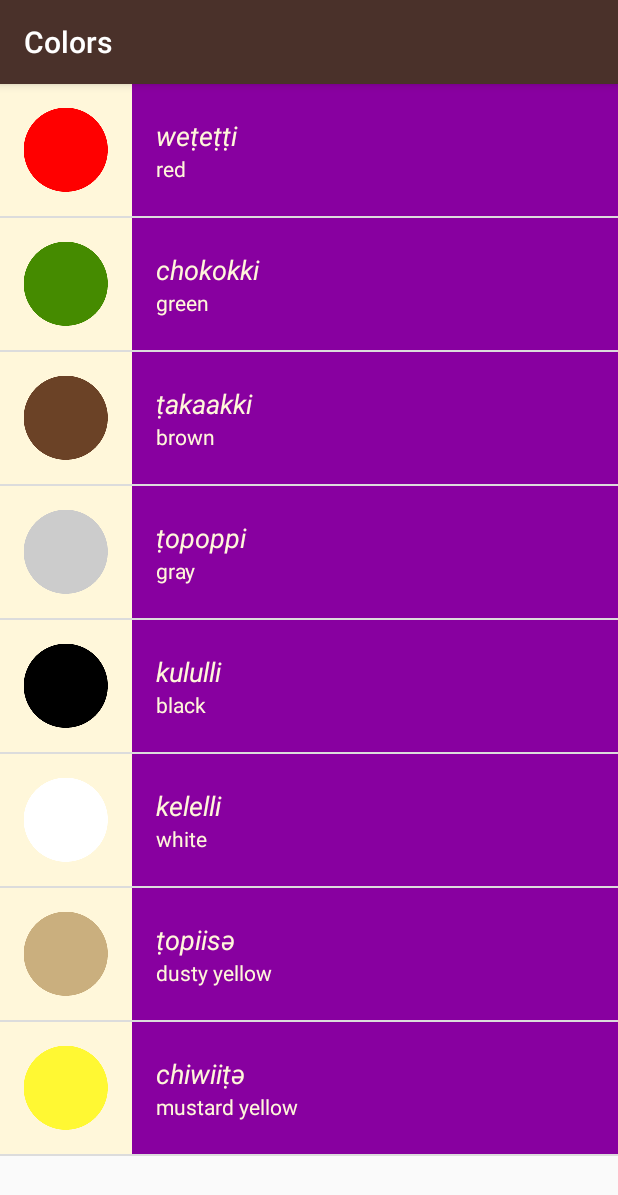
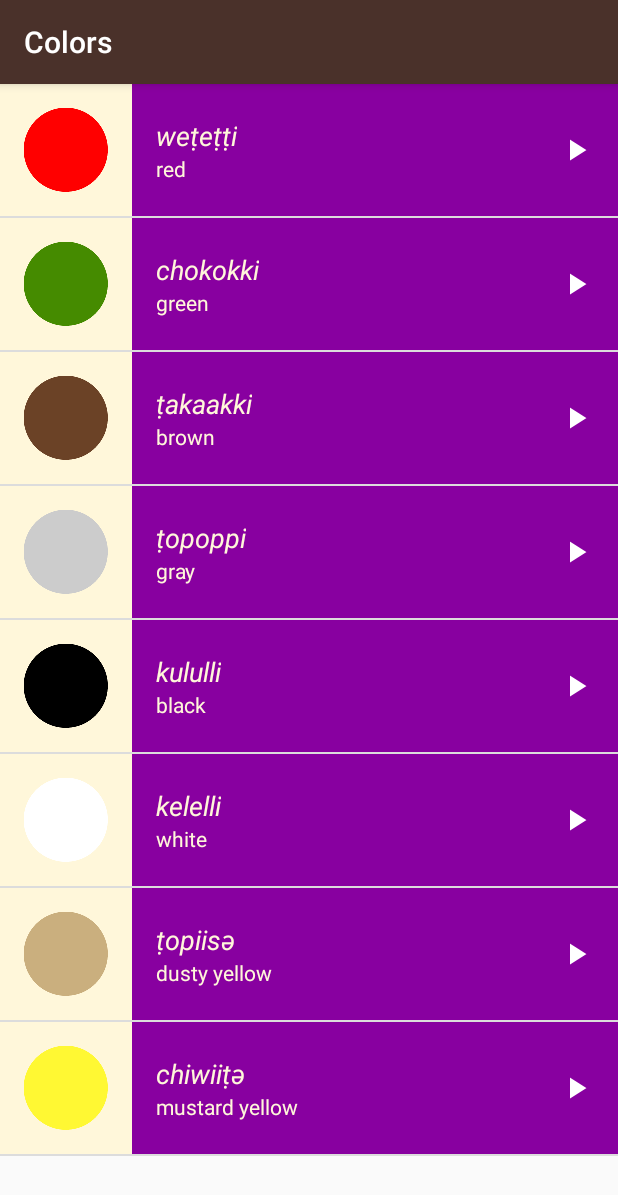
Before and after one commit to erdiucar/miwok, an Android app: the ColorsActivity screen opened directly, with no data from a screen before it, on a phone screen of 412 x 824 dp. Shown: the top 1195 px of the screen. Run offline under Robolectric (Android 15) with nearby library versions, the phone set to English and light mode, and no system bars.

Commit message:
Add play icon to the list_item.xml.

```diff
--- a/app/src/main/res/layout/list_item.xml
+++ b/app/src/main/res/layout/list_item.xml
@@ -12,10 +12,15 @@
         android:layout_height="@dimen/list_item_height"
         android:gravity="center_vertical" />
 
+    <RelativeLayout
+        android:id="@+id/text_container"
+        android:layout_width="match_parent"
+        android:layout_height="match_parent"
+        android:orientation="horizontal">
+
         <LinearLayout xmlns:android="http://schemas.android.com/apk/res/android"
             xmlns:tools="http://schemas.android.com/tools"
-        android:id="@+id/text_container"
-        android:layout_width="match_parent"
+            android:layout_width="wrap_content"
             android:layout_height="match_parent"
             android:gravity="center_vertical"
             android:orientation="vertical"
@@ -37,4 +42,16 @@
                 android:textColor="@color/tan_background"
                 tools:text="one" />
         </LinearLayout>
+
+        <ImageView
+            android:layout_width="wrap_content"
+            android:layout_height="wrap_content"
+            android:layout_alignParentRight="true"
+            android:layout_centerVertical="true"
+            android:layout_marginStart="24dp"
+            android:layout_marginLeft="24dp"
+            android:layout_marginEnd="16dp"
+            android:layout_marginRight="16dp"
+            android:src="@drawable/baseline_play_arrow_white_24" />
+    </RelativeLayout>
 </LinearLayout>
```
Also changed, not shown: app/src/main/res/drawable-hdpi/baseline_play_arrow_white_24.png (added), app/src/main/res/drawable-mdpi/baseline_play_arrow_white_24.png (added), app/src/main/res/drawable-xhdpi/baseline_play_arrow_white_24.png (added), app/src/main/res/drawable-xxhdpi/baseline_play_arrow_white_24.png (added), app/src/main/res/drawable-xxxhdpi/baseline_play_arrow_white_24.png (added). Lines whose indentation alone changed are shown as unchanged.
